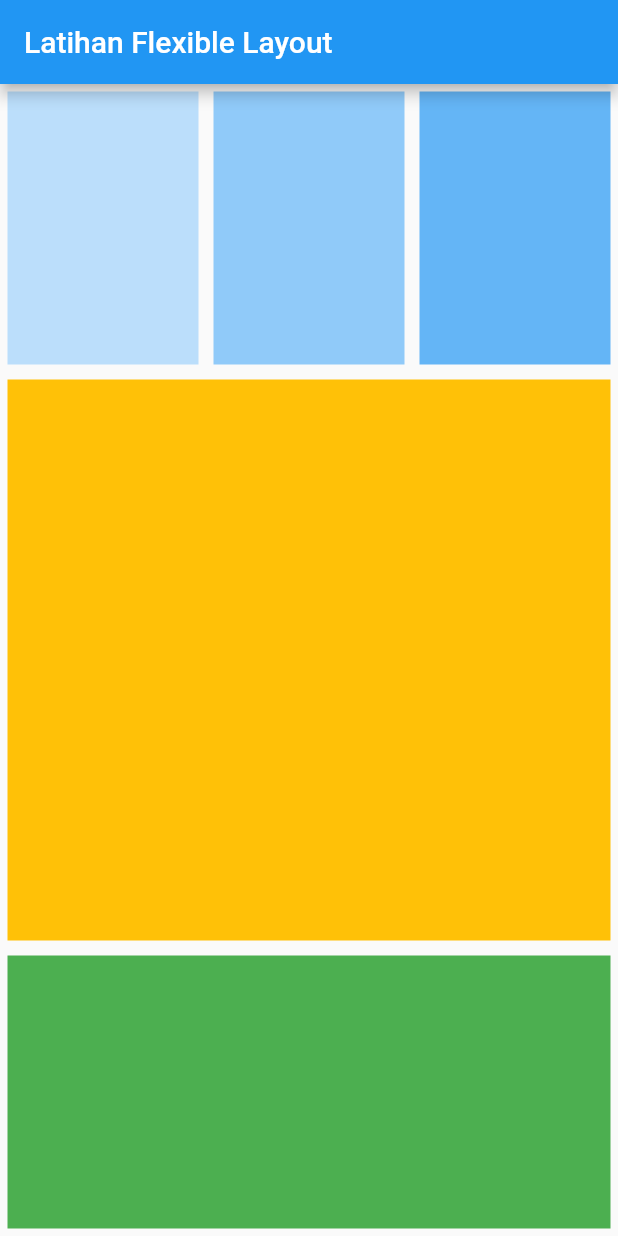
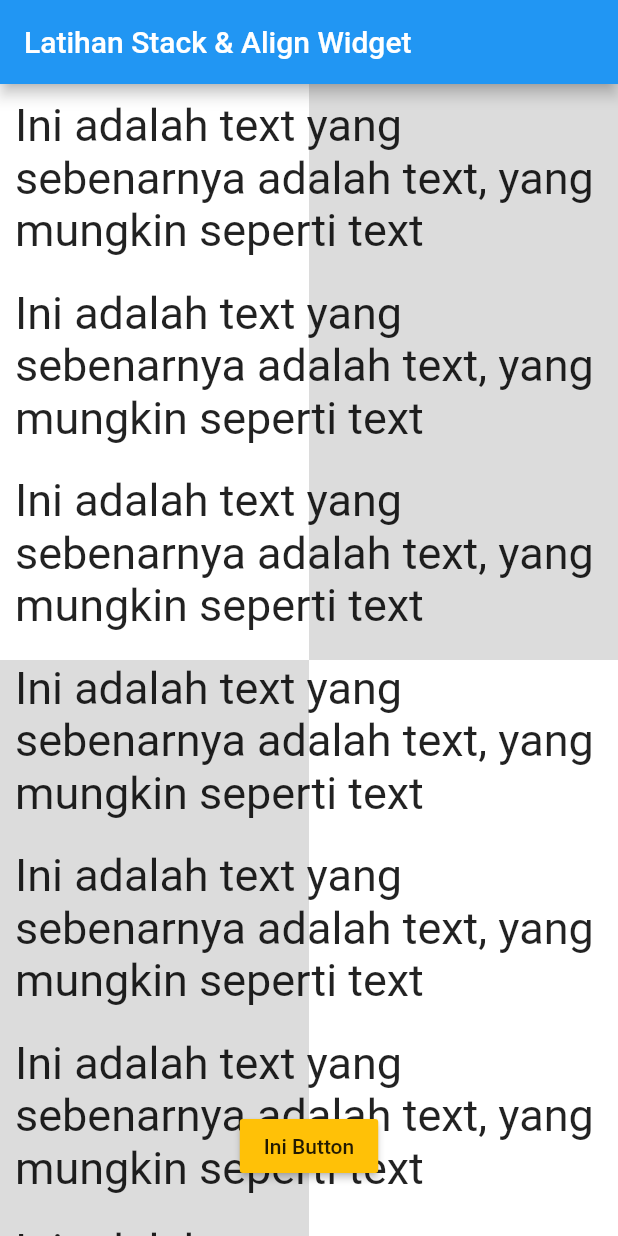
Before and after one commit to dsjtx/Belajar-Flutter, a Flutter app: the screen it shows after launch, on a phone screen of 412 x 824 dp. Run offline on Flutter 3.47's test engine with Material 2 defaults, Android fonts, the phone set to English and light mode, and no system bars.

Commit message:
Latihan Stack & Align Widget

```diff
--- a/lib/main.dart
+++ b/lib/main.dart
@@ -1,4 +1,3 @@
-import 'dart:math';
 import 'package:flutter/material.dart';
 
 void main() => runApp(MyApp());
@@ -9,44 +8,113 @@ class MyApp extends StatelessWidget {
     return MaterialApp(
       home: Scaffold(
         appBar: AppBar(
-          title: Text("Latihan Flexible Layout"),
+          title: Text("Latihan Stack & Align Widget"),
         ),
-        body: Column(
+        body: Stack(
+          children: <Widget>[
+            //Background
+            Column(
               children: <Widget>[
                 Flexible(
                     flex: 1,
                     child: Row(
                       children: <Widget>[
                         Flexible(
+                            flex: 1,
                             child: Container(
-                    margin: EdgeInsets.all(5),
-                    color: Colors.blue[100],
-                  )),
-                  Flexible(
-                      child: Container(
-                    margin: EdgeInsets.all(5),
-                    color: Colors.blue[200],
-                  )),
-                  Flexible(
-                      child: Container(
-                    margin: EdgeInsets.all(5),
-                    color: Colors.blue[300],
-                  )),
-                ],
-              ),
-            ),
-            Flexible(
-                flex: 2,
-                child: Container(
-                  margin: EdgeInsets.all(5),
-                  color: Colors.amber,
+                              color: Colors.white,
                             )),
                         Flexible(
                             flex: 1,
                             child: Container(
-                  margin: EdgeInsets.all(5),
-                  color: Colors.green,
+                              color: Colors.black12,
+                            ))
+                      ],
                     )),
+                Flexible(
+                    flex: 1,
+                    child: Row(
+                      children: <Widget>[
+                        Flexible(
+                            flex: 1,
+                            child: Container(
+                              color: Colors.black12,
+                            )),
+                        Flexible(
+                            flex: 1,
+                            child: Container(
+                              color: Colors.white,
+                            ))
+                      ],
+                    ))
+              ],
+            ),
+            // ListView Text
+            ListView(
+              children: <Widget>[
+                Column(
+                  children: <Widget>[
+                    Container(
+                      margin: EdgeInsets.all(10),
+                      child: Text(
+                        "Ini adalah text yang sebenarnya adalah text, yang mungkin seperti text",
+                        style: TextStyle(fontSize: 30),
+                      ),
+                    ),
+                    Container(
+                      margin: EdgeInsets.all(10),
+                      child: Text(
+                        "Ini adalah text yang sebenarnya adalah text, yang mungkin seperti text",
+                        style: TextStyle(fontSize: 30),
+                      ),
+                    ),
+                    Container(
+                      margin: EdgeInsets.all(10),
+                      child: Text(
+                        "Ini adalah text yang sebenarnya adalah text, yang mungkin seperti text",
+                        style: TextStyle(fontSize: 30),
+                      ),
+                    ),
+                    Container(
+                      margin: EdgeInsets.all(10),
+                      child: Text(
+                        "Ini adalah text yang sebenarnya adalah text, yang mungkin seperti text",
+                        style: TextStyle(fontSize: 30),
+                      ),
+                    ),
+                    Container(
+                      margin: EdgeInsets.all(10),
+                      child: Text(
+                        "Ini adalah text yang sebenarnya adalah text, yang mungkin seperti text",
+                        style: TextStyle(fontSize: 30),
+                      ),
+                    ),
+                    Container(
+                      margin: EdgeInsets.all(10),
+                      child: Text(
+                        "Ini adalah text yang sebenarnya adalah text, yang mungkin seperti text",
+                        style: TextStyle(fontSize: 30),
+                      ),
+                    ),
+                    Container(
+                      margin: EdgeInsets.all(10),
+                      child: Text(
+                        "Ini adalah text yang sebenarnya adalah text, yang mungkin seperti text",
+                        style: TextStyle(fontSize: 30),
+                      ),
+                    ),
+                  ],
+                )
+              ],
+            ),
+            // Button
+            Align(
+              alignment: Alignment(0, 0.9),
+              child: RaisedButton(
+                  child: Text("Ini Button"),
+                  color: Colors.amber,
+                  onPressed: () {}),
+            )
           ],
         ),
       ),
```
Lines whose indentation alone changed are shown as unchanged.
